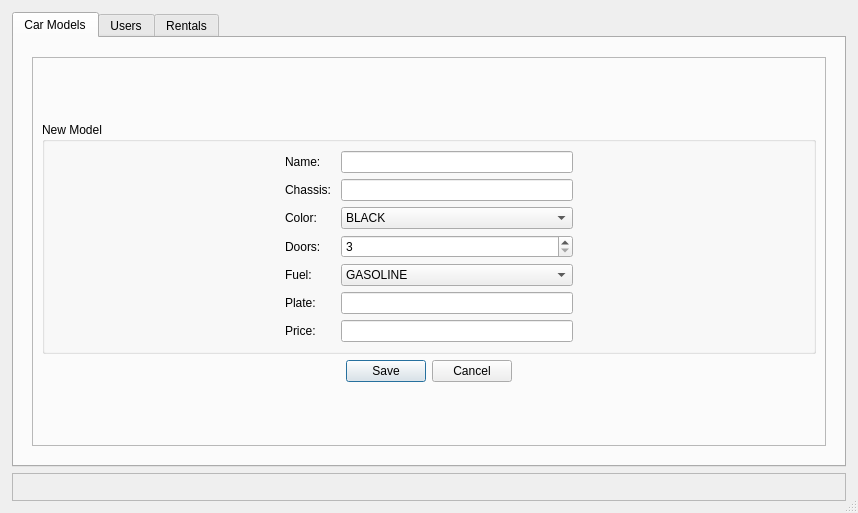
Old version of the form src/ui/qt/forms/car_rental.ui in the repository lucassaporetti/car-rental.
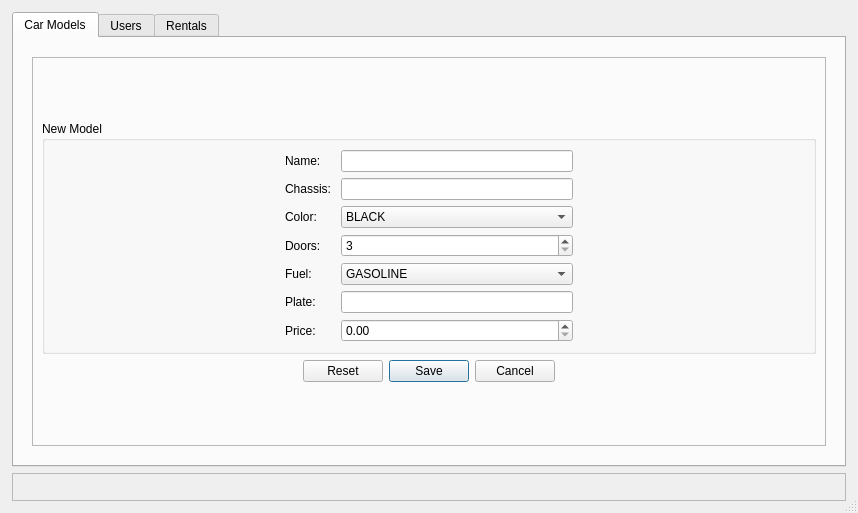
New version of the form. The open tabs and pages were chosen to show the change. Icons and pictures are not drawn.

Commit message: Edit is working but not saving

The edit to the form file:
```diff
--- a/src/ui/qt/forms/car_rental.ui
+++ b/src/ui/qt/forms/car_rental.ui
@@ -361,9 +361,6 @@
                       </property>
                      </widget>
                     </item>
-                    <item row="6" column="2">
-                     <widget class="QLineEdit" name="lineEditPrice"/>
-                    </item>
                     <item row="6" column="1">
                      <widget class="QLabel" name="label_7">
                       <property name="text">
@@ -518,6 +515,9 @@
                       </property>
                      </spacer>
                     </item>
+                    <item row="6" column="2">
+                     <widget class="QDoubleSpinBox" name="spbPrice"/>
+                    </item>
                    </layout>
                   </widget>
                  </item>
@@ -527,7 +527,7 @@
                     <enum>Qt::LeftToRight</enum>
                    </property>
                    <property name="standardButtons">
-                    <set>QDialogButtonBox::Cancel|QDialogButtonBox::Save</set>
+                    <set>QDialogButtonBox::Cancel|QDialogButtonBox::Reset|QDialogButtonBox::Save</set>
                    </property>
                    <property name="centerButtons">
                     <bool>true</bool>
```
Left out of the diff: 50 changed lines with no effect on the pictures. The commit also changes 9 other files.
